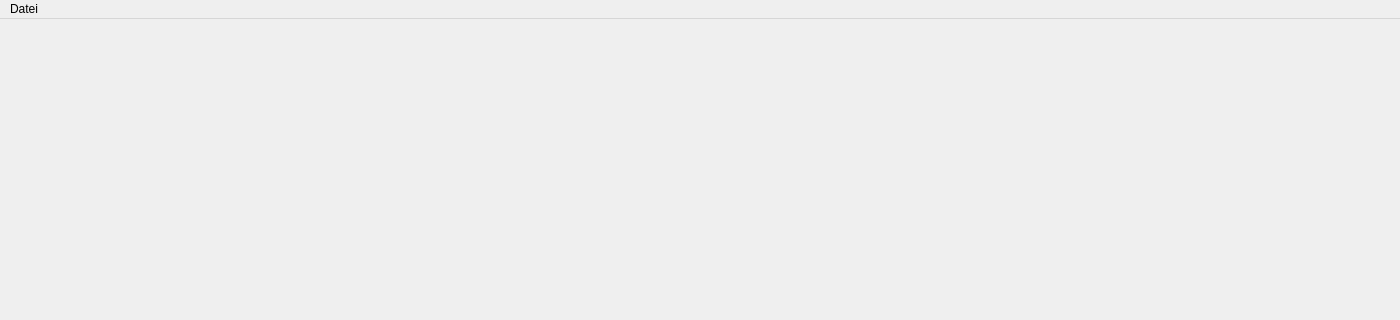
Old version of the form src/gedtidy/Designer/main_window.ui in the repository carosaar/GedTidy; both pictures show x 0 to 1400 and y 0 to 320 of the 1400 by 800 pixel window.
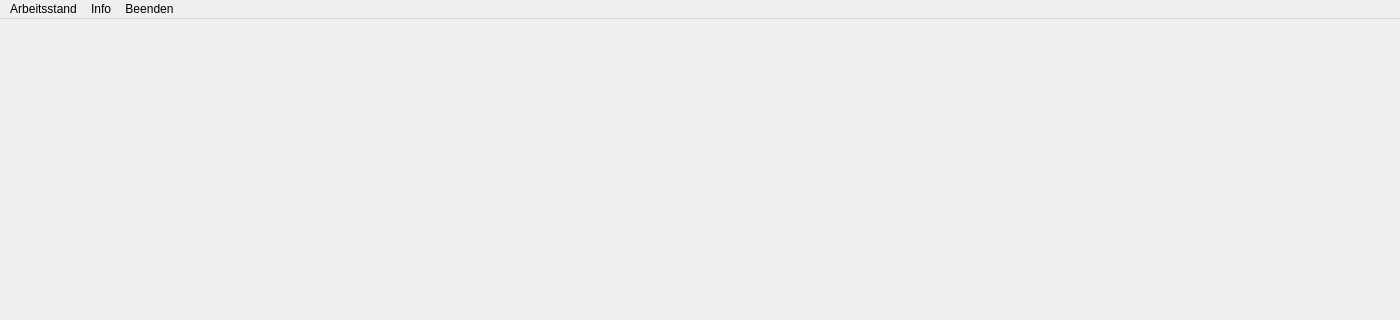
New version of the form.

The edit to the form file:
```diff
--- a/src/gedtidy/Designer/main_window.ui
+++ b/src/gedtidy/Designer/main_window.ui
@@ -32,17 +32,35 @@
      <height>33</height>
     </rect>
    </property>
-   <widget class="QMenu" name="menuFile">
+
+   <!-- MENÜ: ARBEITSSTAND -->
+   <widget class="QMenu" name="menuArbeitsstand">
     <property name="title">
-     <string>Datei</string>
+     <string>Arbeitsstand</string>
     </property>
     <addaction name="action_load_state"/>
     <addaction name="action_save_state"/>
-    <addaction name="separator"/>
+   </widget>
+
+   <!-- MENÜ: INFO -->
+   <widget class="QMenu" name="menuInfo">
+    <property name="title">
+     <string>Info</string>
+    </property>
     <addaction name="action_info"/>
+   </widget>
+
+   <!-- MENÜ: BEENDEN -->
+   <widget class="QMenu" name="menuBeenden">
+    <property name="title">
+     <string>Beenden</string>
+    </property>
     <addaction name="action_exit"/>
    </widget>
-   <addaction name="menuFile"/>
+
+   <addaction name="menuArbeitsstand"/>
+   <addaction name="menuInfo"/>
+   <addaction name="menuBeenden"/>
   </widget>
   <widget class="QStatusBar" name="statusBar"/>
   <action name="action_load_state">
```
Left out of the diff: 24 changed lines with no effect on the pictures.
